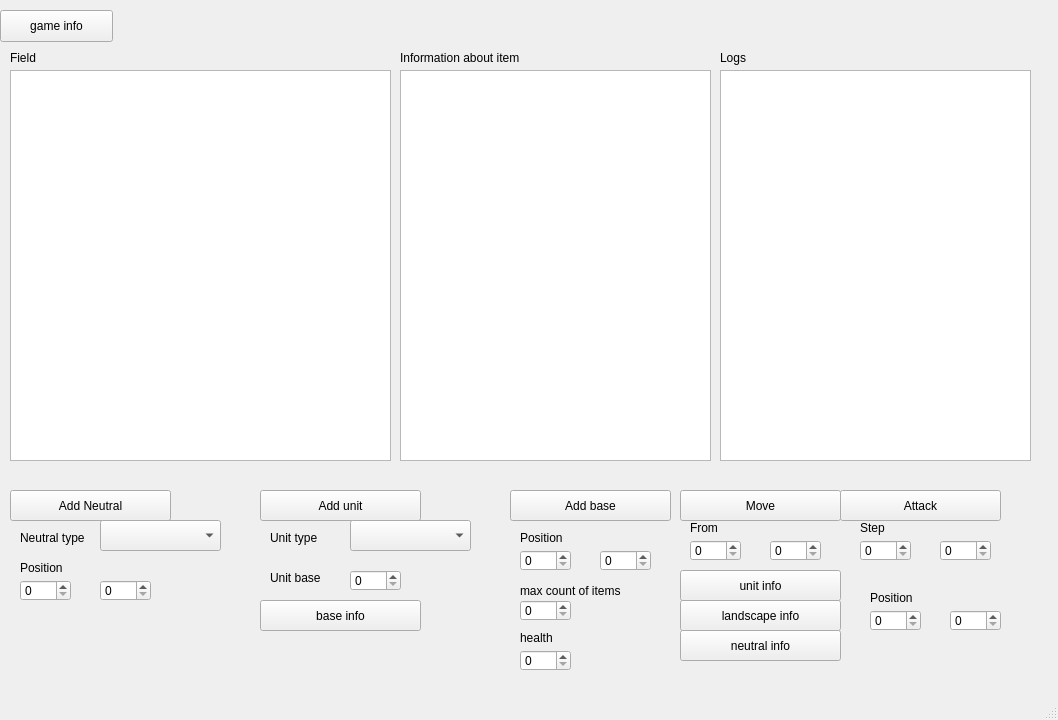
Above: 8381/Maria_Lisok/lr4/code/mainwindow.ui from moevm/oop before the change. Below: the same form after it.
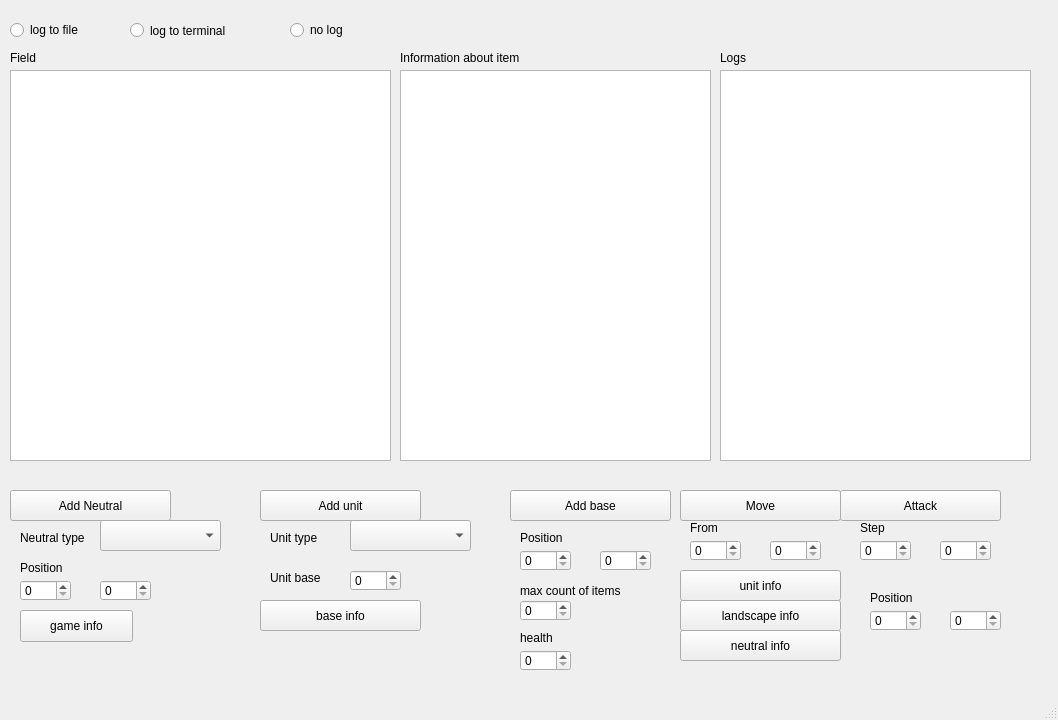
That is the form after the change.

The edit to the form file:
```diff
--- a/8381/Maria_Lisok/lr4/code/mainwindow.ui
+++ b/8381/Maria_Lisok/lr4/code/mainwindow.ui
@@ -86,8 +86,8 @@
    <widget class="QPushButton" name="gameInfoButton">
     <property name="geometry">
      <rect>
-      <x>0</x>
-      <y>10</y>
+      <x>20</x>
+      <y>610</y>
       <width>113</width>
       <height>32</height>
      </rect>
@@ -493,6 +493,45 @@
      <string>From</string>
     </property>
    </widget>
+   <widget class="QRadioButton" name="logToFile">
+    <property name="geometry">
+     <rect>
+      <x>10</x>
+      <y>20</y>
+      <width>100</width>
+      <height>20</height>
+     </rect>
+    </property>
+    <property name="text">
+     <string>log to file</string>
+    </property>
+   </widget>
+   <widget class="QRadioButton" name="logToTerminal">
+    <property name="geometry">
+     <rect>
+      <x>130</x>
+      <y>20</y>
+      <width>121</width>
+      <height>21</height>
+     </rect>
+    </property>
+    <property name="text">
+     <string>log to terminal</string>
+    </property>
+   </widget>
+   <widget class="QRadioButton" name="noLogs">
+    <property name="geometry">
+     <rect>
+      <x>290</x>
+      <y>20</y>
+      <width>100</width>
+      <height>20</height>
+     </rect>
+    </property>
+    <property name="text">
+     <string>no log</string>
+    </property>
+   </widget>
   </widget>
   <widget class="QStatusBar" name="statusbar"/>
  </widget>
```
